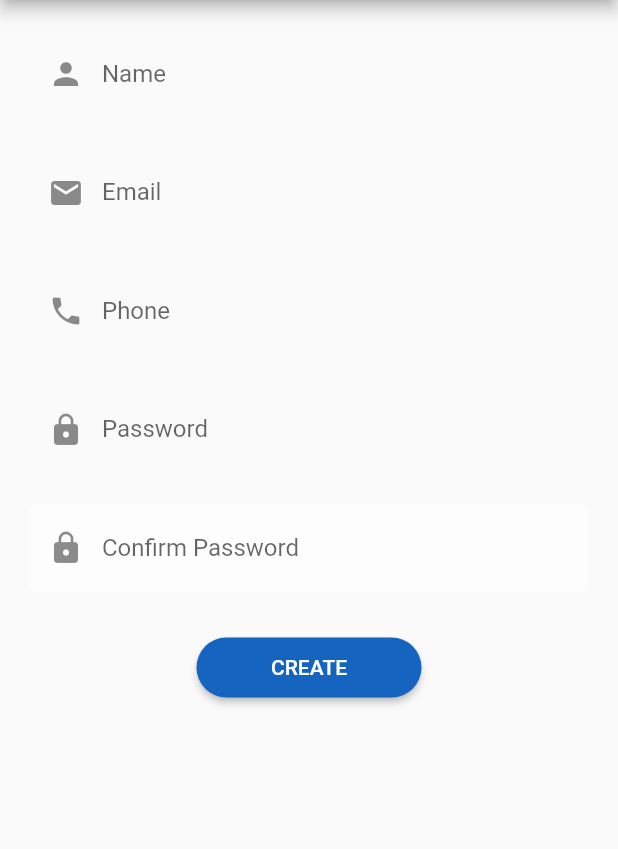
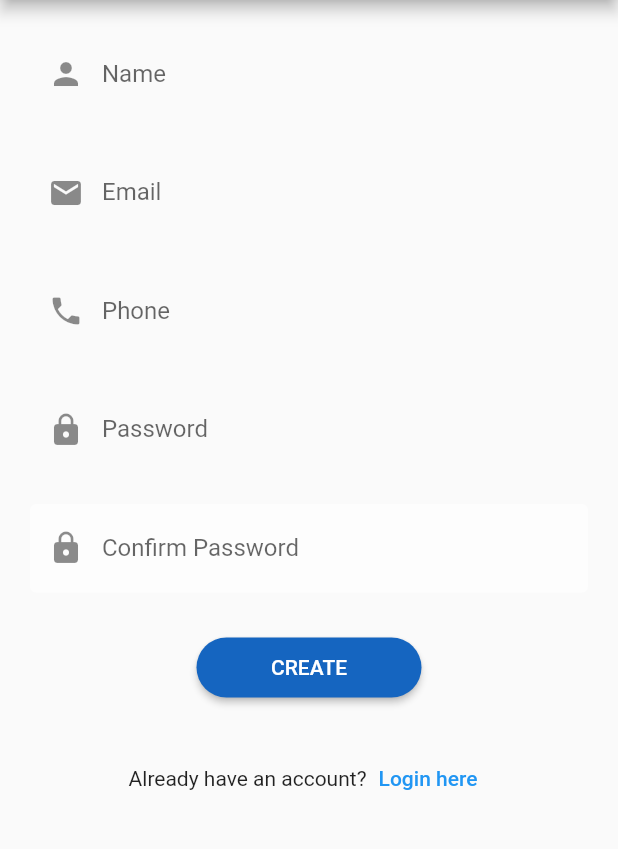
Before and after one commit to muahasnat/Login_signup, a Flutter app: the SighUpTextFild screen opened directly, on a phone screen of 412 x 824 dp, the part 84-933 px from its top. Run offline on Flutter 3.47's test engine with Material 2 defaults, Android fonts, the phone set to English and light mode, and no system bars.

Commit message:
add already login part

```diff
--- a/day_17/lib/sign_up_page.dart
+++ b/day_17/lib/sign_up_page.dart
@@ -149,6 +149,29 @@ class SighUpTextFild extends StatelessWidget {
             SizedBox(
               height: 30,
             ),
+            Container(
+              child: Row(
+                mainAxisAlignment: MainAxisAlignment.center,
+                children: [
+                  Container(
+                    child: Text('Already have an account?'),
+                  ),
+                  Container(
+                    child: TextButton(
+                        onPressed: () {
+                          Route route = MaterialPageRoute(
+                            builder: (context) => TextFild(),
+                          );
+                          Navigator.push(context, route);
+                        },
+                        child: Text(
+                          'Login here',
+                          style: TextStyle(color: Colors.blue),
+                        )),
+                  )
+                ],
+              ),
+            )
           ],
         ),
       ),
```
